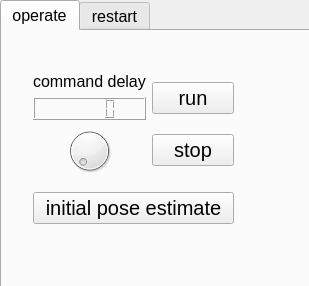
Before: the Qt Designer form src/ui/mode_select.ui in tamago117/control_panel_plugin, drawn with Qt 5.
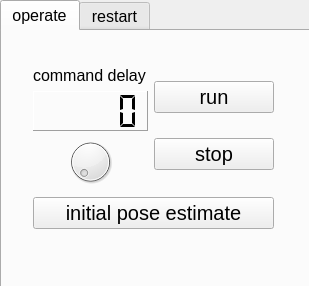
After: the same form once the commit is applied.

Patch:
```diff
--- a/src/ui/mode_select.ui
+++ b/src/ui/mode_select.ui
@@ -39,7 +39,7 @@
       <rect>
        <x>20</x>
        <y>20</y>
-       <width>223</width>
+       <width>263</width>
        <height>195</height>
       </rect>
      </property>
@@ -56,7 +56,36 @@
            </widget>
           </item>
           <item>
-           <widget class="QLCDNumber" name="lcdNumber_delay"/>
+           <widget class="QLCDNumber" name="lcdNumber_delay">
+            <property name="minimumSize">
+             <size>
+              <width>0</width>
+              <height>40</height>
+             </size>
+            </property>
+            <property name="font">
+             <font>
+              <pointsize>12</pointsize>
+              <weight>75</weight>
+              <bold>true</bold>
+             </font>
+            </property>
+            <property name="frameShape">
+             <enum>QFrame::Panel</enum>
+            </property>
+            <property name="lineWidth">
+             <number>1</number>
+            </property>
+            <property name="midLineWidth">
+             <number>2</number>
+            </property>
+            <property name="mode">
+             <enum>QLCDNumber::Dec</enum>
+            </property>
+            <property name="segmentStyle">
+             <enum>QLCDNumber::Flat</enum>
+            </property>
+           </widget>
           </item>
           <item>
            <widget class="QDial" name="dial_delay">
@@ -77,6 +106,12 @@
           </property>
           <item>
            <widget class="QPushButton" name="run">
+            <property name="minimumSize">
+             <size>
+              <width>120</width>
+              <height>0</height>
+             </size>
+            </property>
             <property name="font">
              <font>
               <pointsize>15</pointsize>
```
